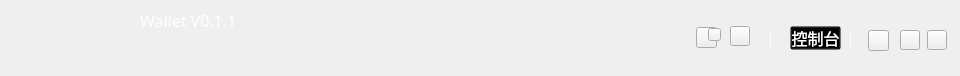
The window that titlebar.ui (cdcchain/cdc-wallet-qt) describes before a commit, drawn with Qt 5.
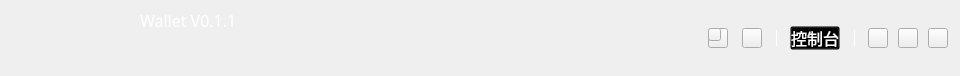
The same window after the commit.

Commit message: adjust GUI padding.

Diff of the .ui file:
```diff
--- a/titlebar.ui
+++ b/titlebar.ui
@@ -25,8 +25,8 @@
   <widget class="QToolButton" name="minBtn">
    <property name="geometry">
     <rect>
-     <x>900</x>
-     <y>30</y>
+     <x>898</x>
+     <y>28</y>
      <width>20</width>
      <height>20</height>
     </rect>
@@ -44,8 +44,8 @@
   <widget class="QToolButton" name="closeBtn">
    <property name="geometry">
     <rect>
-     <x>927</x>
-     <y>30</y>
+     <x>928</x>
+     <y>28</y>
      <width>20</width>
      <height>20</height>
     </rect>
@@ -63,7 +63,7 @@
   <widget class="QLabel" name="divLineLabel">
    <property name="geometry">
     <rect>
-     <x>850</x>
+     <x>854</x>
      <y>30</y>
      <width>1</width>
      <height>16</height>
@@ -80,9 +80,9 @@
    <property name="geometry">
     <rect>
      <x>868</x>
-     <y>30</y>
-     <width>21</width>
-     <height>21</height>
+     <y>28</y>
+     <width>20</width>
+     <height>20</height>
     </rect>
    </property>
    <property name="cursor">
@@ -98,10 +98,10 @@
   <widget class="QToolButton" name="newsBtn">
    <property name="geometry">
     <rect>
-     <x>696</x>
-     <y>27</y>
-     <width>21</width>
-     <height>21</height>
+     <x>708</x>
+     <y>28</y>
+     <width>20</width>
+     <height>20</height>
     </rect>
    </property>
    <property name="cursor">
@@ -145,7 +145,7 @@
     <rect>
      <x>790</x>
      <y>26</y>
-     <width>51</width>
+     <width>50</width>
      <height>24</height>
     </rect>
    </property>
@@ -171,8 +171,8 @@
   <widget class="QToolButton" name="lockBtn">
    <property name="geometry">
     <rect>
-     <x>730</x>
-     <y>26</y>
+     <x>742</x>
+     <y>28</y>
      <width>20</width>
      <height>20</height>
     </rect>
@@ -190,7 +190,7 @@
   <widget class="QLabel" name="divLineLabel_2">
    <property name="geometry">
     <rect>
-     <x>770</x>
+     <x>776</x>
      <y>30</y>
      <width>1</width>
      <height>16</height>
```
The commit also changes 3 other files.
